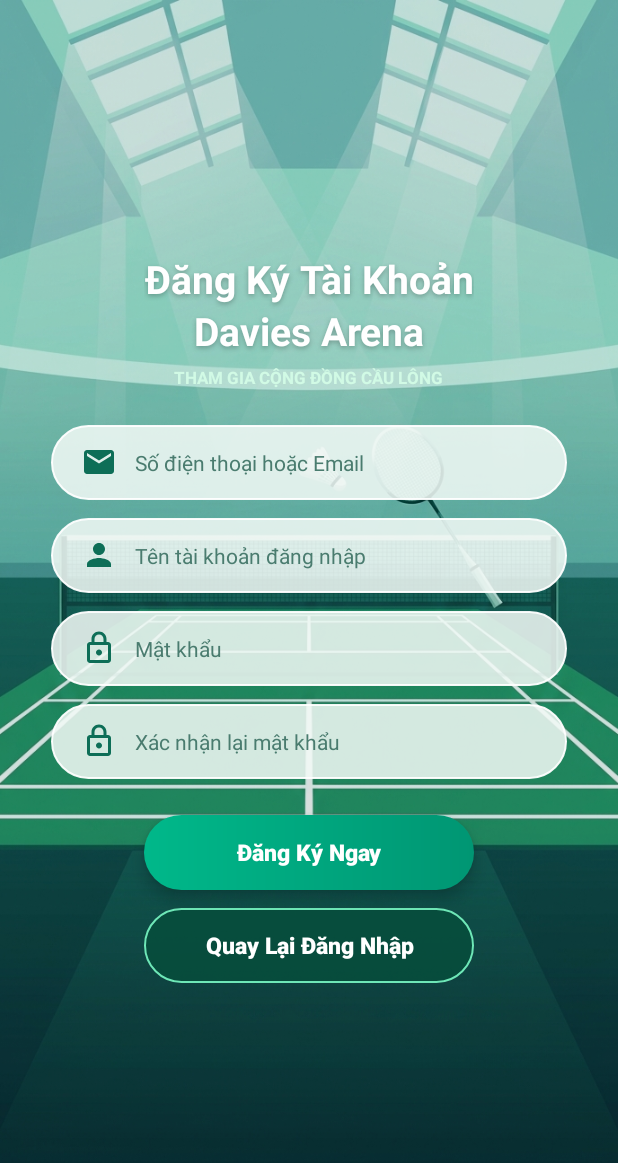
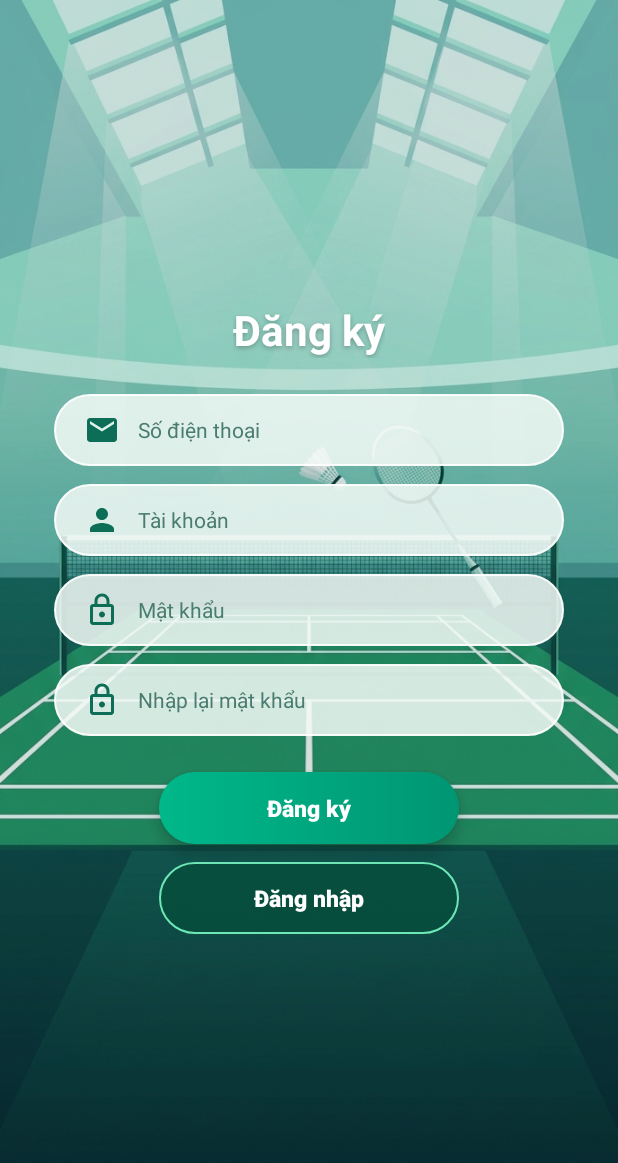
Before and after one commit to Thdang53/QuanLySanCauLong, an Android app: the RegisterActivity screen opened directly, with no data from a screen before it, on a phone screen of 412 x 824 dp. Shown: the top 1163 px of the screen. Run offline under Robolectric (Android 15) with nearby library versions, the phone set to English and light mode, and no system bars.

Commit message:
Fix: Tinh gian giao dien Đăng nhập / Đăng ký va sua ma hoa UTF-8 tieng Viet

```diff
--- a/AndroidApp/app/build.gradle
+++ b/AndroidApp/app/build.gradle
@@ -20,6 +20,10 @@ android {
     }
 }
 
+tasks.withType(JavaCompile).configureEach {
+    options.encoding = 'UTF-8'
+}
+
 dependencies {
     implementation 'androidx.appcompat:appcompat:1.6.1'
     implementation 'com.google.android.material:material:1.11.0'
--- a/AndroidApp/app/src/main/res/layout/activity_register.xml
+++ b/AndroidApp/app/src/main/res/layout/activity_register.xml
@@ -16,50 +16,40 @@
         android:layout_height="match_parent"
         android:background="#2604221B" />
 
-    <!-- Toàn bộ Form Đăng ký Tiếng Việt căn chính giữa màn hình -->
+    <!-- Form Đăng ký tinh giản căn chính giữa -->
     <LinearLayout
         android:layout_width="match_parent"
         android:layout_height="match_parent"
         android:gravity="center"
         android:orientation="vertical"
-        android:paddingStart="34dp"
-        android:paddingEnd="34dp">
+        android:paddingStart="36dp"
+        android:paddingEnd="36dp">
 
         <TextView
             android:layout_width="wrap_content"
             android:layout_height="wrap_content"
+            android:layout_marginBottom="24dp"
             android:gravity="center"
-            android:lineSpacingExtra="4dp"
             android:shadowColor="#40000000"
             android:shadowDx="0"
             android:shadowDy="2"
             android:shadowRadius="4"
-            android:text="Đăng Ký Tài Khoản\nDavies Arena"
+            android:text="Đăng ký"
             android:textColor="#FFFFFF"
-            android:textSize="26sp"
-            android:textStyle="bold" />
-
-        <TextView
-            android:layout_width="wrap_content"
-            android:layout_height="wrap_content"
-            android:layout_marginTop="6dp"
-            android:layout_marginBottom="24dp"
-            android:text="THAM GIA CỘNG ĐỒNG CẦU LÔNG"
-            android:textColor="#D1FAE5"
-            android:textSize="11.5sp"
+            android:textSize="28sp"
             android:textStyle="bold" />
 
         <EditText
             android:id="@+id/edtRegEmail"
             android:layout_width="match_parent"
-            android:layout_height="50dp"
+            android:layout_height="48dp"
             android:layout_marginBottom="12dp"
             android:background="@drawable/bg_input_frosted_pill"
             android:drawableStart="@drawable/ic_email"
             android:drawablePadding="12dp"
             android:drawableTint="#0D6E57"
-            android:hint="Số điện thoại hoặc Email"
-            android:inputType="textEmailAddress"
+            android:hint="Số điện thoại"
+            android:inputType="phone"
             android:paddingStart="20dp"
             android:paddingEnd="20dp"
             android:textColor="#072A22"
@@ -69,13 +59,13 @@
         <EditText
             android:id="@+id/edtRegUser"
             android:layout_width="match_parent"
-            android:layout_height="50dp"
+            android:layout_height="48dp"
             android:layout_marginBottom="12dp"
             android:background="@drawable/bg_input_frosted_pill"
             android:drawableStart="@drawable/ic_person"
             android:drawablePadding="12dp"
             android:drawableTint="#0D6E57"
-            android:hint="Tên tài khoản đăng nhập"
+            android:hint="Tài khoản"
             android:paddingStart="20dp"
             android:paddingEnd="20dp"
             android:textColor="#072A22"
@@ -85,7 +75,7 @@
         <EditText
             android:id="@+id/edtRegPass"
             android:layout_width="match_parent"
-            android:layout_height="50dp"
+            android:layout_height="48dp"
             android:layout_marginBottom="12dp"
             android:background="@drawable/bg_input_frosted_pill"
             android:drawableStart="@drawable/ic_lock"
@@ -102,12 +92,12 @@
         <EditText
             android:id="@+id/edtRegConfirmPass"
             android:layout_width="match_parent"
-            android:layout_height="50dp"
+            android:layout_height="48dp"
             android:background="@drawable/bg_input_frosted_pill"
             android:drawableStart="@drawable/ic_lock"
             android:drawablePadding="12dp"
             android:drawableTint="#0D6E57"
-            android:hint="Xác nhận lại mật khẩu"
+            android:hint="Nhập lại mật khẩu"
             android:inputType="textPassword"
             android:paddingStart="20dp"
             android:paddingEnd="20dp"
@@ -117,27 +107,27 @@
 
         <androidx.appcompat.widget.AppCompatButton
             android:id="@+id/btnRegSignIn"
-            android:layout_width="220dp"
-            android:layout_height="50dp"
+            android:layout_width="200dp"
+            android:layout_height="48dp"
             android:layout_marginTop="24dp"
             android:background="@drawable/bg_btn_emerald_pill"
             android:elevation="6dp"
             android:stateListAnimator="@null"
-            android:text="Đăng Ký Ngay"
+            android:text="Đăng ký"
             android:textAllCaps="false"
             android:textColor="#FFFFFF"
-            android:textSize="15.5sp"
+            android:textSize="15sp"
             android:textStyle="bold" />
 
         <androidx.appcompat.widget.AppCompatButton
             android:id="@+id/btnRegCancel"
-            android:layout_width="220dp"
-            android:layout_height="50dp"
+            android:layout_width="200dp"
+            android:layout_height="48dp"
             android:layout_marginTop="12dp"
             android:background="@drawable/bg_btn_emerald_secondary_pill"
             android:elevation="4dp"
             android:stateListAnimator="@null"
-            android:text="Quay Lại Đăng Nhập"
+            android:text="Đăng nhập"
             android:textAllCaps="false"
             android:textColor="#FFFFFF"
             android:textSize="15sp"
```
Also changed, not shown: AndroidApp/app/src/main/java/com/example/androidapp/DaviesArenaActivity.java (+6 -6 lines), AndroidApp/app/src/main/res/layout/activity_davies_arena.xml (+5 -5 lines), AndroidApp/app/src/main/res/layout/activity_login.xml (+19 -36 lines), 2 other files.
